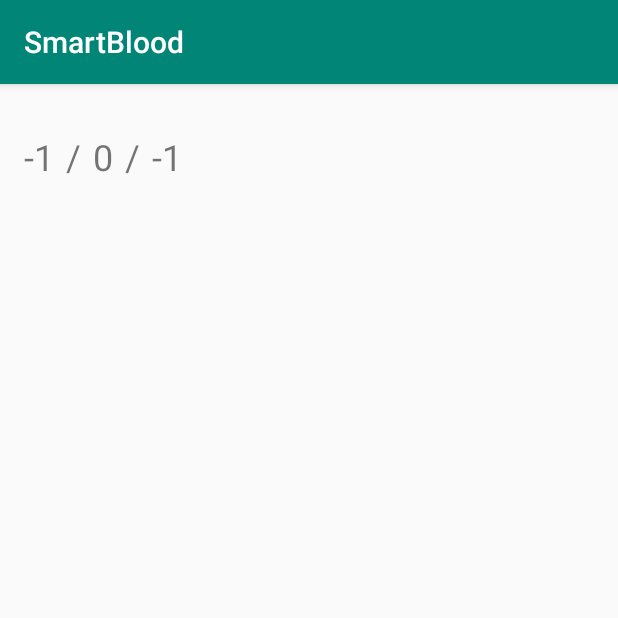
After one commit to danielmonleonguerrero/SmartBlood, an Android app: the ResumenAnalisisActivity screen opened directly, with no data from a screen before it, on a phone screen of 412 x 824 dp, the top half of it. The commit adds this screen. Run offline under Robolectric (Android 15) with nearby library versions, the phone set to English and light mode, and no system bars.

Commit message:
v3 Creación actividad con traspaso de parametros al hacer click sobre un dia en el calendario

```diff
--- a/app/build.gradle
+++ b/app/build.gradle
@@ -22,7 +22,7 @@ dependencies {
     implementation fileTree(dir: 'libs', include: ['*.jar'])
     implementation 'com.android.support:appcompat-v7:27.1.1'
     implementation 'com.android.support.constraint:constraint-layout:1.1.3'
-    implementation ('pl.rafman.widgets:scroll-calendar:2.1.0') {
+    implementation('pl.rafman.widgets:scroll-calendar:2.1.0') {
         exclude group: 'com.android.support'
     }
     testImplementation 'junit:junit:4.12'
--- a/app/src/main/AndroidManifest.xml
+++ b/app/src/main/AndroidManifest.xml
@@ -16,6 +16,7 @@
                 <category android:name="android.intent.category.LAUNCHER" />
             </intent-filter>
         </activity>
+        <activity android:name=".ResumenAnalisisActivity"></activity>
     </application>
 
 </manifest>
--- a/app/src/main/java/com/example/dani/smartblood/CalendarActivity.java
+++ b/app/src/main/java/com/example/dani/smartblood/CalendarActivity.java
@@ -1,5 +1,6 @@
 package com.example.dani.smartblood;
 
+import android.content.Intent;
 import android.support.v7.app.AppCompatActivity;
 import android.os.Bundle;
 import android.widget.Toast;
@@ -15,6 +16,7 @@ import pl.rafman.scrollcalendar.data.CalendarDay;
 
 public class CalendarActivity extends AppCompatActivity {
 
+    private static final int VIEW_ANALISIS=1;
     int dia=0, mes=0, año=0;
     ScrollCalendar scrollcalendar;
     ArrayList<DiaAnalisis> ArrayDiaAnalisis = new ArrayList<>(50);
@@ -42,7 +44,18 @@ public class CalendarActivity extends AppCompatActivity {
         scrollcalendar.setOnDateClickListener(new OnDateClickListener() {
             @Override
             public void onCalendarDayClicked(int year, int month, int day) {
+                //En la aplicacion final, no se crea aqui el analisis. Es una version de prueba
                 ArrayDiaAnalisis.add(new DiaAnalisis(day, month, year, 100, new Analisis(1340, 100, "Antes de comer", "Mucho ejercicio") ));
+                //En la aplicacion final, no sabemos en que posicion del array esta el analisis del dia clicado, asi que tenemos que buscarlo
+                for(int i=0; i<ArrayDiaAnalisis.size(); i++){
+                    if(year==ArrayDiaAnalisis.get(i).getAnyo() && month==ArrayDiaAnalisis.get(i).getMes() && day==ArrayDiaAnalisis.get(i).getDia()){
+                        Intent intent = new Intent(CalendarActivity.this, ResumenAnalisisActivity.class);
+                        intent.putExtra("dia", day);
+                        intent.putExtra("mes", month);
+                        intent.putExtra("anyo", year);
+                        startActivityForResult(intent, VIEW_ANALISIS);
+                    }
+                }
             }
         });
 
--- /dev/null
+++ b/app/src/main/java/com/example/dani/smartblood/ResumenAnalisisActivity.java
@@ -0,0 +1,36 @@
+package com.example.dani.smartblood;
+
+import android.content.Intent;
+import android.support.v7.app.AppCompatActivity;
+import android.os.Bundle;
+import android.widget.TextView;
+import android.widget.Toast;
+
+public class ResumenAnalisisActivity extends AppCompatActivity {
+
+    int dia=0, mes=0, anyo=0;
+    private TextView diaView;
+    private TextView mesView;
+    private TextView anyoView;
+
+    @Override
+    protected void onCreate(Bundle savedInstanceState) {
+        super.onCreate(savedInstanceState);
+        setContentView(R.layout.activity_resumen_analisis);
+
+        diaView = findViewById(R.id.diaView);
+        mesView = findViewById(R.id.mesView);
+        anyoView = findViewById(R.id.anyoView);
+        Intent intent = getIntent();
+        if(intent!= null){
+            dia=intent.getIntExtra("dia", -1);
+            mes=intent.getIntExtra("mes", -1);
+            anyo=intent.getIntExtra("anyo", -1);
+        }
+        diaView.setText(Integer.toString(dia));
+        mesView.setText(Integer.toString(mes+1));
+        anyoView.setText(Integer.toString(anyo));
+
+
+    }
+}
--- /dev/null
+++ b/app/src/main/res/layout/activity_resumen_analisis.xml
@@ -0,0 +1,64 @@
+<?xml version="1.0" encoding="utf-8"?>
+<android.support.constraint.ConstraintLayout xmlns:android="http://schemas.android.com/apk/res/android"
+    xmlns:app="http://schemas.android.com/apk/res-auto"
+    xmlns:tools="http://schemas.android.com/tools"
+    android:layout_width="match_parent"
+    android:layout_height="match_parent"
+    tools:context=".ResumenAnalisisActivity">
+
+    <TextView
+        android:id="@+id/barra2View"
+        android:layout_width="wrap_content"
+        android:layout_height="wrap_content"
+        android:layout_marginStart="8dp"
+        android:layout_marginLeft="8dp"
+        android:text="/"
+        android:textSize="24sp"
+        app:layout_constraintBaseline_toBaselineOf="@+id/diaView"
+        app:layout_constraintStart_toEndOf="@+id/mesView" />
+
+    <TextView
+        android:id="@+id/diaView"
+        android:layout_width="wrap_content"
+        android:layout_height="wrap_content"
+        android:layout_marginStart="16dp"
+        android:layout_marginLeft="16dp"
+        android:layout_marginTop="32dp"
+        android:textSize="24sp"
+        app:layout_constraintStart_toStartOf="parent"
+        app:layout_constraintTop_toTopOf="parent"
+        tools:text="18" />
+
+    <TextView
+        android:id="@+id/barraView"
+        android:layout_width="wrap_content"
+        android:layout_height="wrap_content"
+        android:layout_marginStart="8dp"
+        android:layout_marginLeft="8dp"
+        android:text="/"
+        android:textSize="24sp"
+        app:layout_constraintBaseline_toBaselineOf="@+id/diaView"
+        app:layout_constraintStart_toEndOf="@+id/diaView" />
+
+    <TextView
+        android:id="@+id/mesView"
+        android:layout_width="wrap_content"
+        android:layout_height="wrap_content"
+        android:layout_marginStart="8dp"
+        android:layout_marginLeft="8dp"
+        android:textSize="24sp"
+        app:layout_constraintBaseline_toBaselineOf="@+id/barraView"
+        app:layout_constraintStart_toEndOf="@+id/barraView"
+        tools:text="2" />
+
+    <TextView
+        android:id="@+id/anyoView"
+        android:layout_width="wrap_content"
+        android:layout_height="wrap_content"
+        android:layout_marginStart="8dp"
+        android:layout_marginLeft="8dp"
+        android:textSize="24sp"
+        app:layout_constraintBaseline_toBaselineOf="@+id/barra2View"
+        app:layout_constraintStart_toEndOf="@+id/barra2View"
+        tools:text="2019" />
+</android.support.constraint.ConstraintLayout>
```
